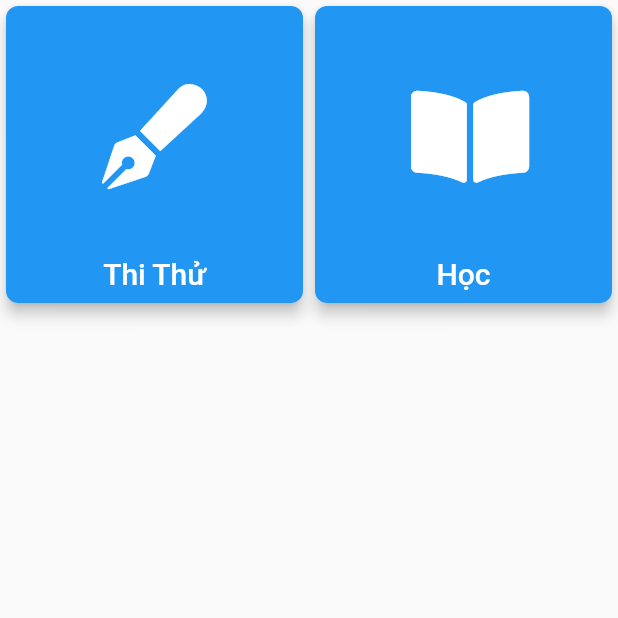
After one commit to skyphantomhz/driverlicense, a Flutter app: the HomePage screen opened by its route, on a phone screen of 412 x 824 dp, the top half of it. The commit adds this screen. Run offline on Flutter 3.47's test engine with Material 2 defaults, Android fonts, the phone set to English and light mode, and no system bars; our stand-ins replace font_awesome_flutter, get_it, rxdart, shared_preferences, sqflite; accounts and stored records are empty.

Commit message:
Implement homepage

```diff
--- /dev/null
+++ b/lib/ui/homepage/home_bloc.dart
@@ -0,0 +1,5 @@
+class HomeBloc{
+
+  void dispose() {}
+
+}
--- /dev/null
+++ b/lib/ui/homepage/home_page.dart
@@ -0,0 +1,82 @@
+import 'package:drives_licence/ui/global.dart';
+import 'package:drives_licence/ui/homepage/home_bloc.dart';
+import 'package:flutter/material.dart';
+import 'package:font_awesome_flutter/font_awesome_flutter.dart';
+
+class HomePage extends StatefulWidget {
+  HomePage({Key key}) : super(key: key);
+
+  @override
+  _HomePageState createState() => _HomePageState();
+}
+
+class _HomePageState extends State<HomePage> {
+  HomeBloc _homeBloc;
+
+  @override
+  void initState() {
+    _homeBloc = HomeBloc();
+    super.initState();
+  }
+
+  @override
+  void dispose() {
+    _homeBloc.dispose();
+    super.dispose();
+  }
+
+  @override
+  Widget build(BuildContext context) {
+    return Scaffold(
+      body: SafeArea(
+        child: GridView(
+            gridDelegate: SliverGridDelegateWithFixedCrossAxisCount(
+                crossAxisCount:
+                    (MediaQuery.of(context).orientation == Orientation.portrait)
+                        ? 2
+                        : 3),
+            children: <Widget>[
+              _buildItem("Thi Thử", FontAwesomeIcons.penFancy, () {
+                Navigator.of(context).pushNamed(RouteName.TEST_GENERATOR);
+              }),
+              _buildItem("Học", FontAwesomeIcons.bookOpen, () {
+                Navigator.of(context).pushNamed(RouteName.TEST_GENERATOR);
+              }),
+            ]),
+      ),
+    );
+  }
+
+  Widget _buildItem(String title, IconData icon, GestureTapCallback onTap) {
+    return InkWell(
+      onTap: onTap,
+      child: Card(
+        shape: RoundedRectangleBorder(borderRadius: BorderRadius.circular(8)),
+        elevation: 4,
+        clipBehavior: Clip.antiAlias,
+        child: Container(
+          padding: EdgeInsets.all(8),
+          decoration: BoxDecoration(color: Colors.blue),
+          child: Column(
+              crossAxisAlignment: CrossAxisAlignment.center,
+              children: <Widget>[
+                Expanded(
+                  child: Container(
+                    child: Icon(
+                      icon,
+                      size: 70,
+                      color: Colors.white,
+                    ),
+                  ),
+                ),
+                Text(title,
+                    style: Theme.of(context)
+                        .textTheme
+                        .title
+                        .copyWith(color: Colors.white))
+              ]),
+        ),
+      ),
+    );
+  }
+}
--- a/lib/ui/licensespage/license_bloc.dart
+++ b/lib/ui/licensespage/license_bloc.dart
@@ -31,7 +31,7 @@ class LicenseBloc {
     _eventState.sink.add(Event.LOADING);
     final preferrence = await SharedPreferences.getInstance();
     preferrence.setString(PreferrenceKey.LICENSE, _encoder.convert(license.toJson()));
-    _eventState.sink.add(Event.TEST_GENERATOR);
+    _eventState.sink.add(Event.HOME);
   }
 
   void dispose() {
@@ -42,5 +42,5 @@ class LicenseBloc {
 
 enum Event{
     LOADING,
-    TEST_GENERATOR
+    HOME
   }
--- a/lib/ui/licensespage/license_page.dart
+++ b/lib/ui/licensespage/license_page.dart
@@ -71,9 +71,9 @@ class _LicensesPageState extends State<LicensesPage> {
   }
 
   void setListener() {
-        _licenseBloc.eventState.listen((data){
-          if(data == Event.TEST_GENERATOR){
-            Navigator.of(context).pushReplacementNamed(RouteName.TEST_GENERATOR);
+    _licenseBloc.eventState.listen((data) {
+      if (data == Event.HOME) {
+        Navigator.of(context).pushReplacementNamed(RouteName.HOME);
       }
     });
   }
```
Also changed, not shown: lib/main.dart (+2 -54 lines), 1 other file. Lines whose indentation alone changed are shown as unchanged.
